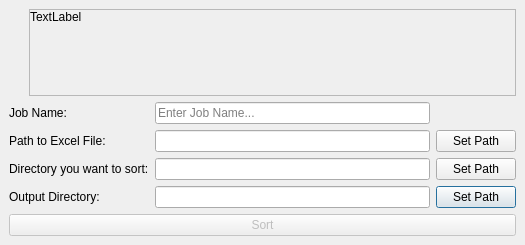
First picture: the form in ui/job_sorter_dialog.ui, repository TheCodingJsoftware/Invigo, before the edit.
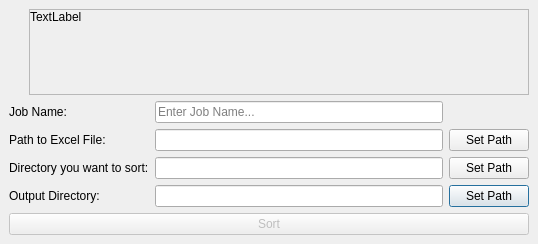
Second picture: the form after the edit.

Diff of the .ui file:
```diff
--- a/ui/job_sorter_dialog.ui
+++ b/ui/job_sorter_dialog.ui
@@ -6,8 +6,8 @@
    <rect>
     <x>0</x>
     <y>0</y>
-    <width>525</width>
-    <height>245</height>
+    <width>538</width>
+    <height>244</height>
    </rect>
   </property>
   <property name="windowTitle">
@@ -106,7 +106,7 @@
               <rect>
                <x>0</x>
                <y>0</y>
-               <width>475</width>
+               <width>488</width>
                <height>69</height>
               </rect>
              </property>
```
